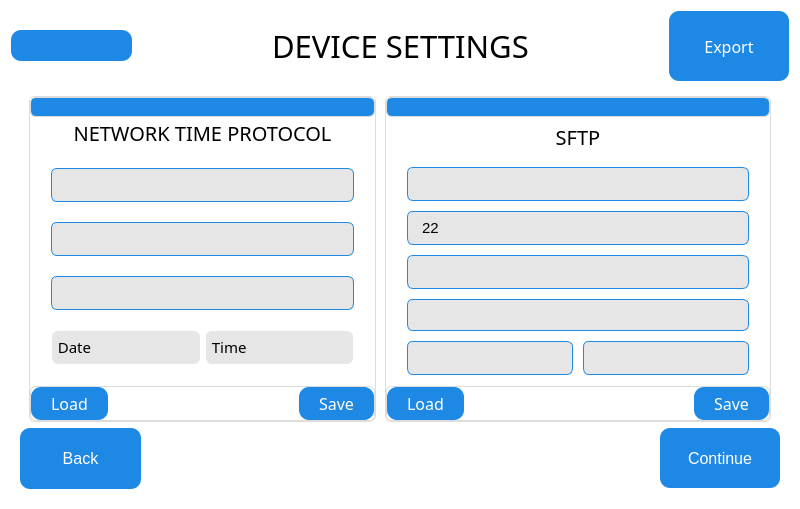
Qt form QT_APP/devicesettings.ui (eSpark-Backup/nabilfesal-msm-fw) before a commit.
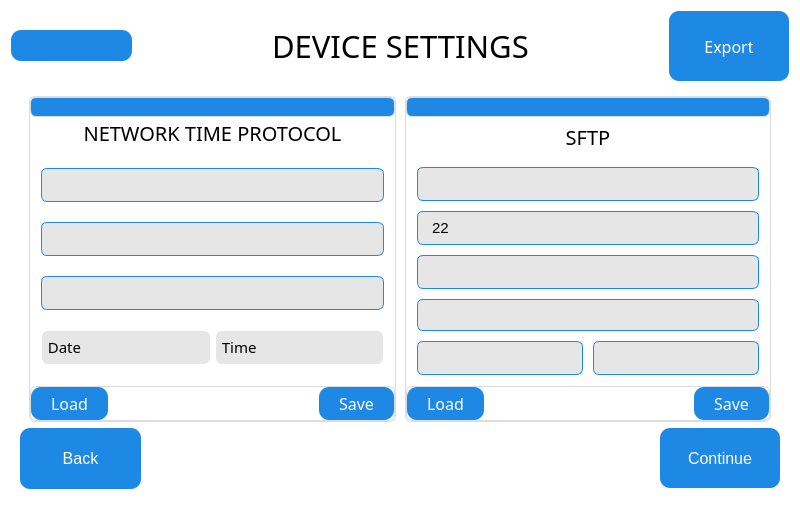
The same form after that commit. The open tabs and pages were chosen to show the change. Icons and pictures are not drawn.

```diff
--- a/QT_APP/devicesettings.ui
+++ b/QT_APP/devicesettings.ui
@@ -774,13 +774,13 @@
                 <number>20</number>
                </property>
                <property name="leftMargin">
-                <number>20</number>
+                <number>10</number>
                </property>
                <property name="topMargin">
                 <number>0</number>
                </property>
                <property name="rightMargin">
-                <number>20</number>
+                <number>10</number>
                </property>
                <property name="bottomMargin">
                 <number>20</number>
@@ -1227,13 +1227,13 @@
                 <number>10</number>
                </property>
                <property name="leftMargin">
-                <number>20</number>
+                <number>10</number>
                </property>
                <property name="topMargin">
                 <number>0</number>
                </property>
                <property name="rightMargin">
-                <number>20</number>
+                <number>10</number>
                </property>
                <property name="bottomMargin">
                 <number>10</number>
```
Left out of the diff: 2 changed lines with no effect on the pictures.
